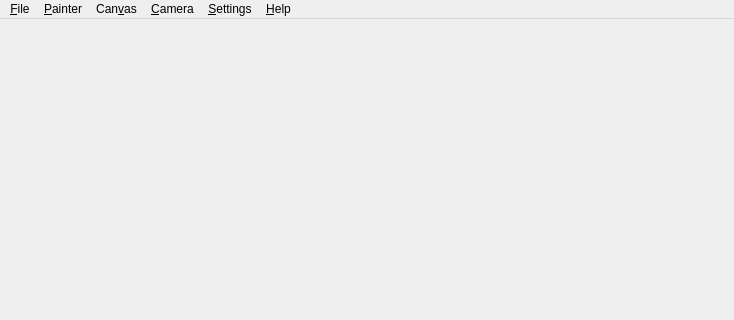
First picture: the form in source/gloperate-qt/source/viewer/Viewer.ui, repository cginternals/gloperate, before the edit; both pictures show x 0 to 734 and y 0 to 320 of the 734 by 541 pixel window.
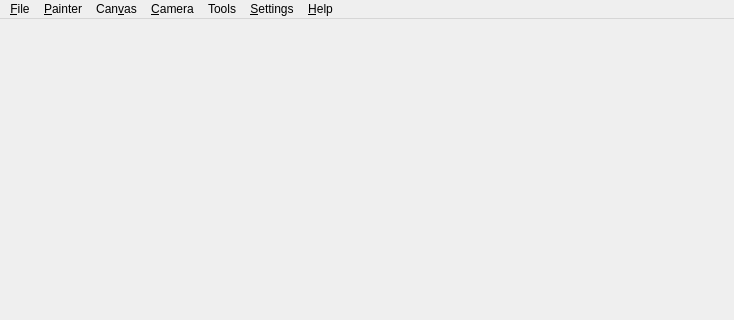
Second picture: the form after the edit.

Commit message: Add reload shaders menu entry

Patch:
```diff
--- a/source/gloperate-qt/source/viewer/Viewer.ui
+++ b/source/gloperate-qt/source/viewer/Viewer.ui
@@ -20,7 +20,7 @@
      <x>0</x>
      <y>0</y>
      <width>734</width>
-     <height>21</height>
+     <height>25</height>
     </rect>
    </property>
    <widget class="QMenu" name="fileMenu">
@@ -67,10 +67,17 @@
     </property>
     <addaction name="aboutAction"/>
    </widget>
+   <widget class="QMenu" name="menuTools">
+    <property name="title">
+     <string>Tools</string>
+    </property>
+    <addaction name="reloadShadersAction"/>
+   </widget>
    <addaction name="fileMenu"/>
    <addaction name="painterMenu"/>
    <addaction name="canvasMenu"/>
    <addaction name="cameraMenu"/>
+   <addaction name="menuTools"/>
    <addaction name="settingsMenu"/>
    <addaction name="helpMenu"/>
   </widget>
```
Left out of the diff: 5 changed lines with no effect on the pictures. The commit also changes 2 other files.
